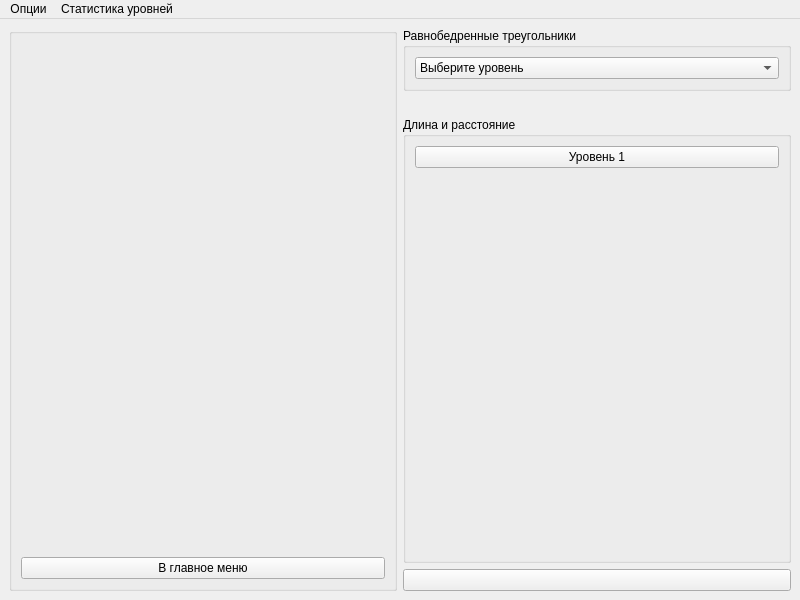
Above: ui/Matrix.ui from unitedtimur/unigame before the change. Below: the same form after it.
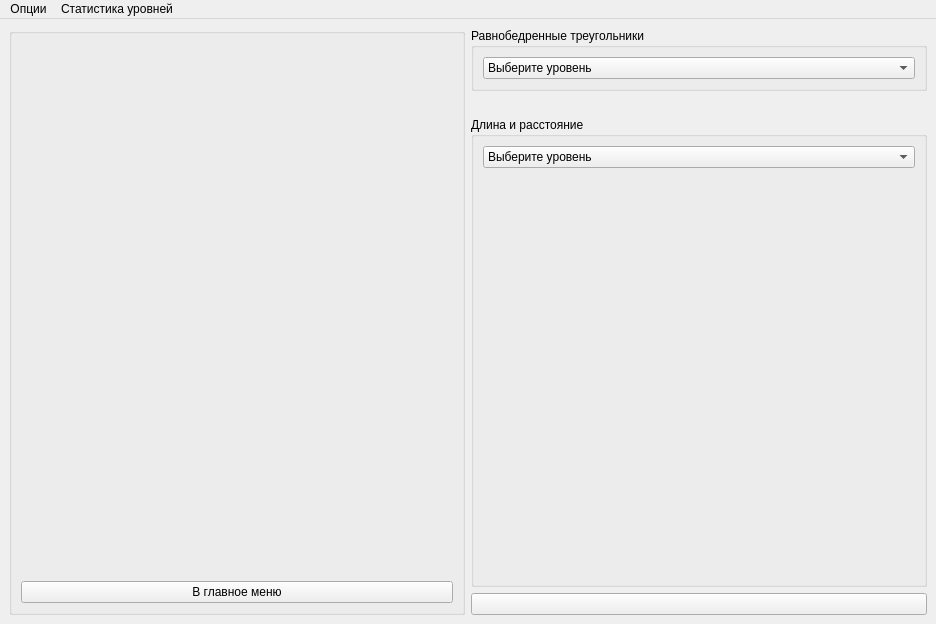
That is the form after the change.

What changed in the file:
```diff
--- a/ui/Matrix.ui
+++ b/ui/Matrix.ui
@@ -6,8 +6,8 @@
    <rect>
     <x>0</x>
     <y>0</y>
-    <width>800</width>
-    <height>600</height>
+    <width>936</width>
+    <height>624</height>
    </rect>
   </property>
   <property name="windowTitle">
@@ -184,10 +184,27 @@
         </property>
         <layout class="QVBoxLayout" name="levelPrymaeLayout">
          <item>
-          <widget class="QPushButton" name="pushButton">
-           <property name="text">
-            <string>Уровень 1</string>
-           </property>
+          <widget class="QComboBox" name="levelLengthAndDistanceComboBox">
+           <item>
+            <property name="text">
+             <string>Выберите уровень</string>
+            </property>
+           </item>
+           <item>
+            <property name="text">
+             <string>Уровень 1</string>
+            </property>
+           </item>
+           <item>
+            <property name="text">
+             <string>Уровень 2</string>
+            </property>
+           </item>
+           <item>
+            <property name="text">
+             <string>Уровень 3</string>
+            </property>
+           </item>
           </widget>
          </item>
          <item>
@@ -222,7 +239,7 @@
     <rect>
      <x>0</x>
      <y>0</y>
-     <width>800</width>
+     <width>936</width>
      <height>26</height>
     </rect>
    </property>
```
Left out of the diff: 7 changed lines with no effect on the pictures.
